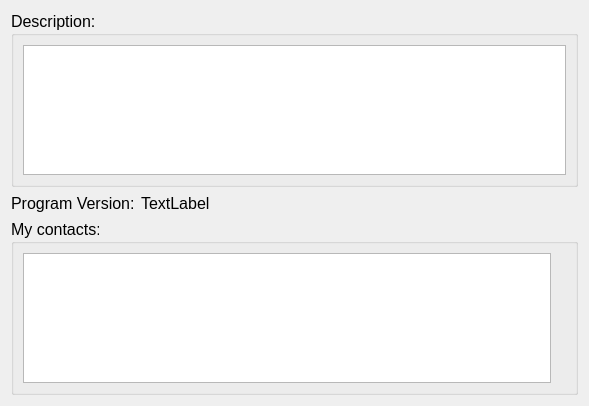
Above: Gui/aboutwindow.ui from petrCpp/dictiMaker before the change. Below: the same form after it.
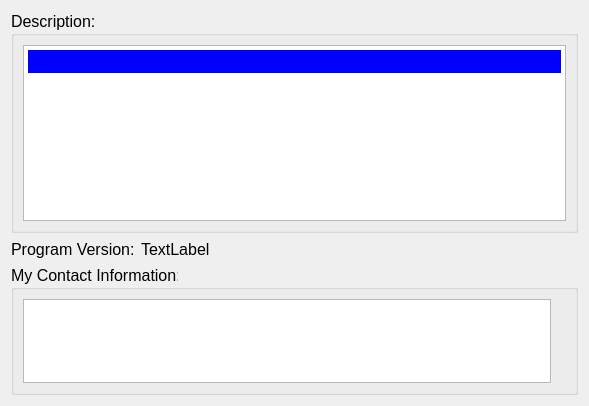
That is the form after the change.

Commit message: Improved overview of about window

Patch:
```diff
--- a/Gui/aboutwindow.ui
+++ b/Gui/aboutwindow.ui
@@ -38,7 +38,7 @@
 &lt;html&gt;&lt;head&gt;&lt;meta name=&quot;qrichtext&quot; content=&quot;1&quot; /&gt;&lt;style type=&quot;text/css&quot;&gt;
 p, li { white-space: pre-wrap; }
 &lt;/style&gt;&lt;/head&gt;&lt;body style=&quot; font-family:'MS Shell Dlg 2'; font-size:12pt; font-weight:400; font-style:normal;&quot;&gt;
-&lt;p style=&quot;-qt-paragraph-type:empty; margin-top:0px; margin-bottom:0px; margin-left:0px; margin-right:0px; -qt-block-indent:0; text-indent:0px; font-size:14pt; background-color:#ffffff;&quot;&gt;&lt;br /&gt;&lt;/p&gt;&lt;/body&gt;&lt;/html&gt;</string>
+&lt;p style=&quot;-qt-paragraph-type:empty; margin-top:0px; margin-bottom:0px; margin-left:0px; margin-right:0px; -qt-block-indent:0; text-indent:0px; font-size:14pt; background-color:#0000ff;&quot;&gt;&lt;br /&gt;&lt;/p&gt;&lt;/body&gt;&lt;/html&gt;</string>
         </property>
        </widget>
       </item>
@@ -94,15 +94,24 @@
       </font>
      </property>
      <property name="title">
-      <string>My contacts:</string>
+      <string>My Contact Information:</string>
      </property>
      <layout class="QVBoxLayout" name="verticalLayout_2">
       <item>
        <layout class="QHBoxLayout" name="horizontalLayout">
         <item>
-         <widget class="QTextEdit" name="contactsEdt">
-          <property name="readOnly">
-           <bool>true</bool>
+         <widget class="QTextBrowser" name="contactsEdt">
+          <property name="sizePolicy">
+           <sizepolicy hsizetype="Expanding" vsizetype="Preferred">
+            <horstretch>0</horstretch>
+            <verstretch>0</verstretch>
+           </sizepolicy>
+          </property>
+          <property name="maximumSize">
+           <size>
+            <width>16777215</width>
+            <height>100</height>
+           </size>
           </property>
          </widget>
         </item>
```
The commit also changes 2 other files.
